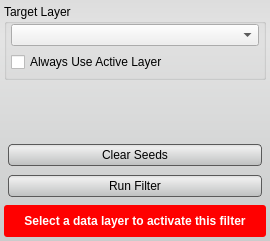
Before: the Qt Designer form src/Interface/ToolInterface/ConfidenceConnectedFilterInterface.ui in jessdtate/Seg3D, drawn with Qt 5.
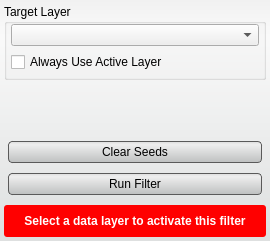
After: the same form once the commit is applied. Custom widgets are drawn as their Qt base class.

```diff
--- a/src/Interface/ToolInterface/ConfidenceConnectedFilterInterface.ui
+++ b/src/Interface/ToolInterface/ConfidenceConnectedFilterInterface.ui
@@ -28,7 +28,7 @@
   <property name="styleSheet">
    <string notr="true">QWidget#ConfidenceConnectedFilterInterface{
 	border-radius: 3px;
-	background-color: qlineargradient(spread:pad, x1:0.5, y1:0, x2:0.5, y2:0.960227, stop:0 rgba(221, 221, 221, 255), stop:0.155779 rgba(228, 228, 228, 255), stop:1 rgba(202, 204, 204, 255));      
+	background-color: qlineargradient(spread:pad, x1:0.5, y1:0, x2:0.5, y2:0.960227, stop:0 rgba(241, 241, 241, 255), stop:0.155779 rgba(250, 250, 250, 255), stop:1 rgba(222, 224, 224, 255));       
 }
 
 QPushButton{
@@ -54,7 +54,7 @@
   </property>
   <layout class="QVBoxLayout" name="verticalLayout">
    <property name="spacing">
-    <number>2</number>
+    <number>4</number>
    </property>
    <property name="margin">
     <number>4</number>
@@ -141,13 +141,13 @@
      <property name="minimumSize">
       <size>
        <width>0</width>
-       <height>64</height>
+       <height>66</height>
       </size>
      </property>
      <property name="maximumSize">
       <size>
        <width>16777215</width>
-       <height>64</height>
+       <height>66</height>
       </size>
      </property>
      <layout class="QVBoxLayout" name="verticalLayout_5">
```
